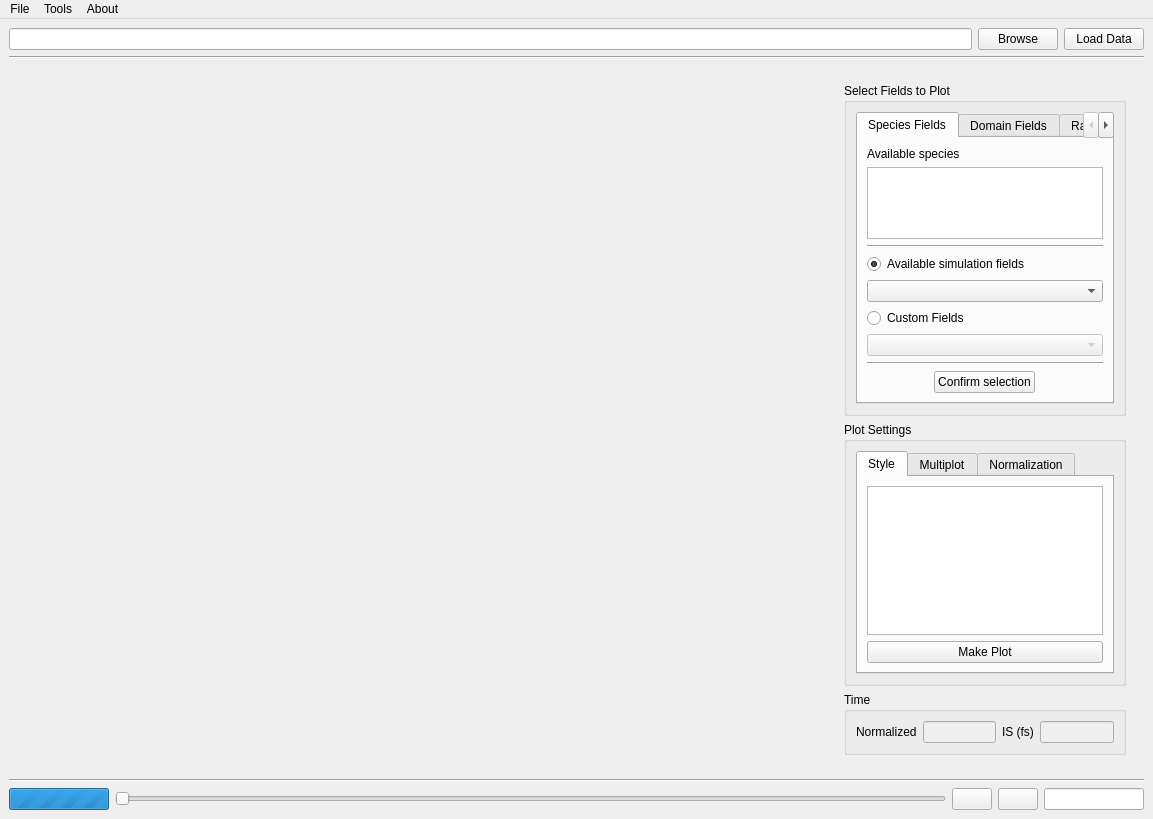
This is DataVisualizerGUI.ui in AngelFP/VisualPIC as Qt 5 draws it before an edit. The edited form follows.
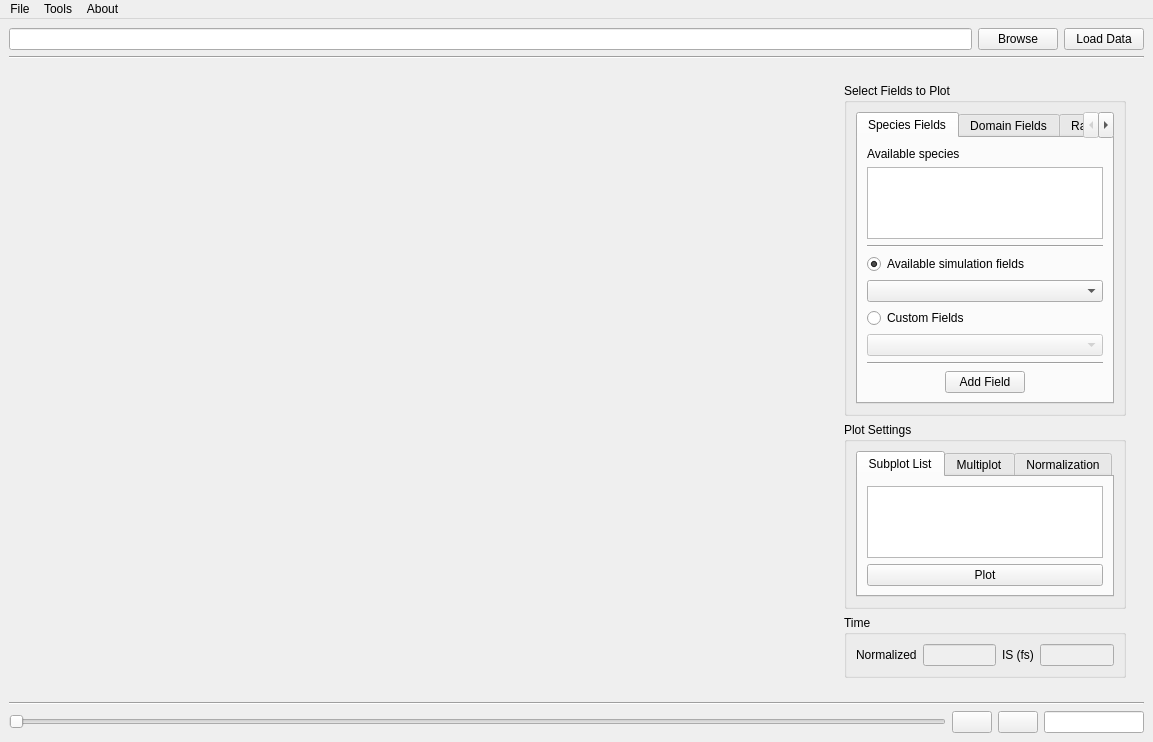
This is the edited form. Icons and pictures are not drawn.

```diff
--- a/DataVisualizerGUI.ui
+++ b/DataVisualizerGUI.ui
@@ -7,7 +7,7 @@
     <x>0</x>
     <y>0</y>
     <width>1153</width>
-    <height>819</height>
+    <height>742</height>
    </rect>
   </property>
   <property name="windowTitle">
@@ -33,31 +33,6 @@
       </item>
       <item row="4" column="1">
        <layout class="QHBoxLayout" name="horizontalLayout_2">
-        <item>
-         <widget class="QProgressBar" name="loading_ProgressBar">
-          <property name="enabled">
-           <bool>true</bool>
-          </property>
-          <property name="maximumSize">
-           <size>
-            <width>100</width>
-            <height>16777215</height>
-           </size>
-          </property>
-          <property name="maximum">
-           <number>0</number>
-          </property>
-          <property name="value">
-           <number>-1</number>
-          </property>
-          <property name="textVisible">
-           <bool>false</bool>
-          </property>
-          <property name="invertedAppearance">
-           <bool>false</bool>
-          </property>
-         </widget>
-        </item>
         <item>
          <widget class="QSlider" name="timeStep_Slider">
           <property name="orientation">
@@ -241,7 +216,7 @@
                      <item alignment="Qt::AlignHCenter">
                       <widget class="QPushButton" name="selectSpeciesField_Button">
                        <property name="text">
-                        <string>Confirm selection</string>
+                        <string>Add Field</string>
                        </property>
                       </widget>
                      </item>
@@ -487,7 +462,7 @@
                    </property>
                    <widget class="QWidget" name="tab_3">
                     <attribute name="title">
-                     <string>Style</string>
+                     <string>Subplot List</string>
                     </attribute>
                     <layout class="QVBoxLayout" name="verticalLayout_9">
                      <item>
@@ -496,7 +471,7 @@
                      <item>
                       <widget class="QPushButton" name="plot_pushButton">
                        <property name="text">
-                        <string>Make Plot</string>
+                        <string>Plot</string>
                        </property>
                       </widget>
                      </item>
```
Left out of the diff: 10 changed lines with no effect on the pictures.
